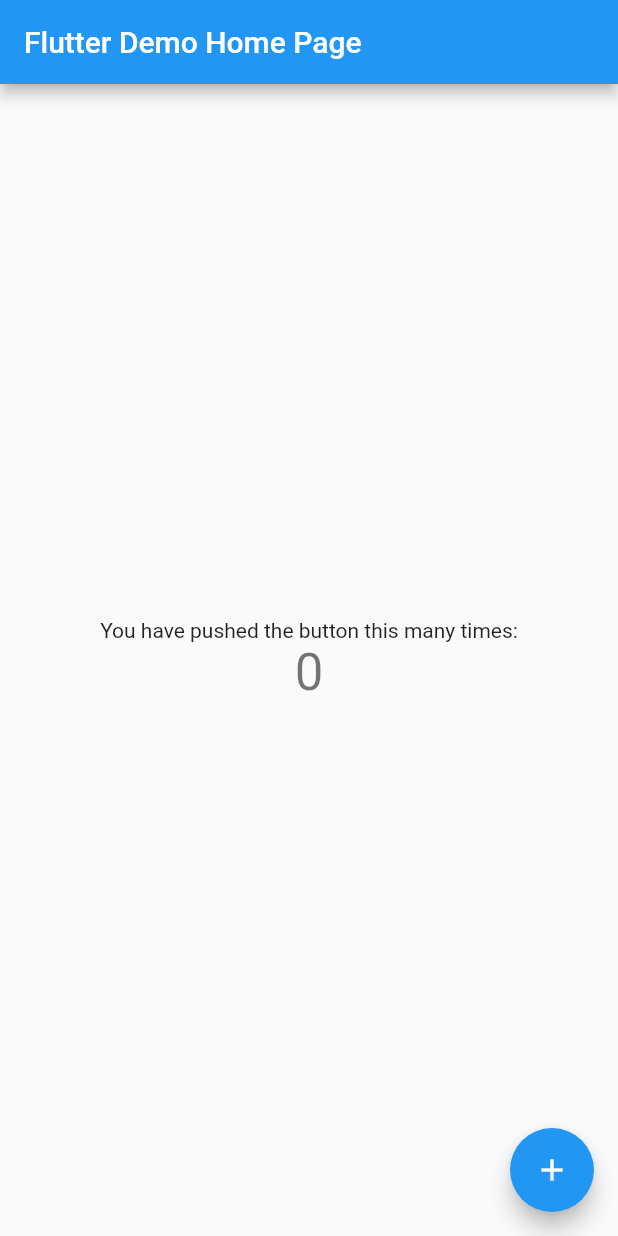
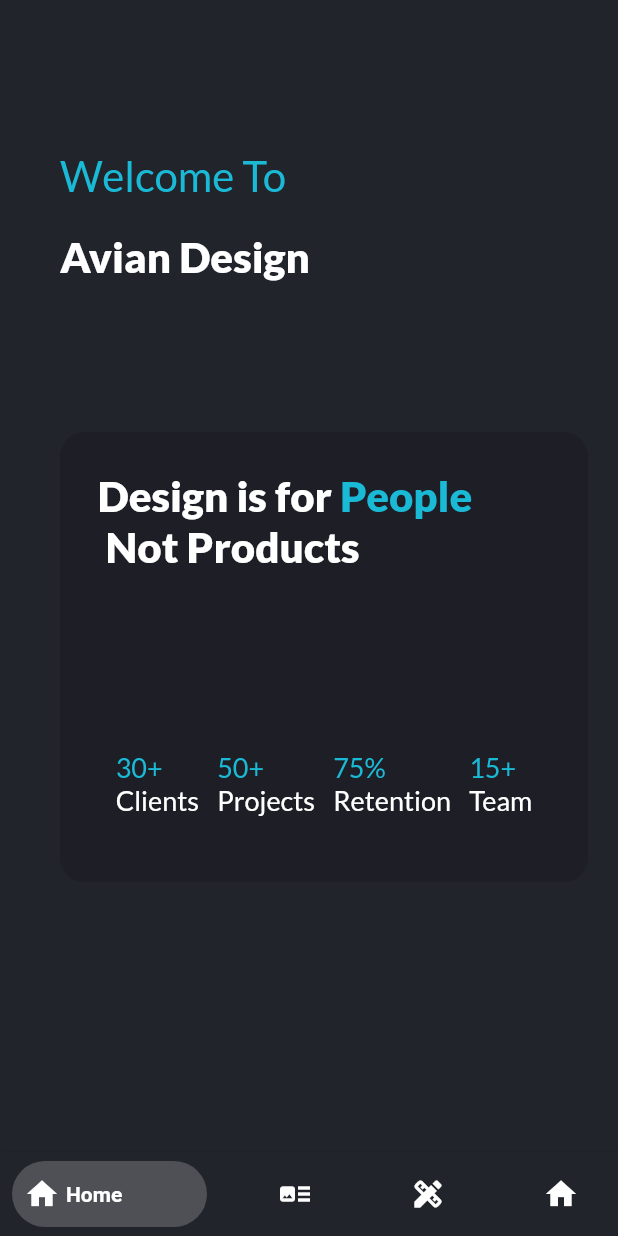
Before and after one commit to QikTech/Task-For-Avian-Design, a Flutter app: the screen it shows after launch, on a phone screen of 412 x 824 dp. Run offline on Flutter 3.47's test engine with Material 2 defaults, Android fonts, the light colour scheme and no system bars; drawn by our look-alikes of bottom_navy_bar; our stand-ins replace google_fonts.

Commit message:
Structure And Home Card Ready

```diff
--- /dev/null
+++ b/lib/colors.dart
@@ -0,0 +1,15 @@
+import 'package:flutter/cupertino.dart';
+
+// Size size;
+//
+// getSize(context){
+//   size=MediaQuery.of(context).size;
+// }
+
+Color bgColor1 = Color(0xFF22242C);
+Color bgColor2 = Color(0xFF1E1F26);
+Color accentt = Color(0xFF1ABAD7);
+Color whitee = Color(0xFFFFFFFF);
+Color yellow = Color(0xFFFED47E);
+Color pink = Color(0xFFFFABC8);
+Color purple = Color(0xFF7768D8);
--- /dev/null
+++ b/lib/landing.dart
@@ -0,0 +1,58 @@
+import 'package:bottom_navy_bar/bottom_navy_bar.dart';
+import 'package:flutter/material.dart';
+import 'package:task_for_avian_design/colors.dart';
+import 'package:task_for_avian_design/screens/home.dart';
+
+class Landing extends StatefulWidget {
+  @override
+  _LandingState createState() => _LandingState();
+}
+
+class _LandingState extends State<Landing> {
+  int currentIndex = 0;
+  List listOfColors = [
+    HomeScreen(),
+    Container(color: Colors.orangeAccent,),
+    Container(color: Colors.redAccent,),
+    Container(color: Colors.greenAccent,),
+  ];
+
+  @override
+  Widget build(BuildContext context) {
+    return Scaffold(
+      backgroundColor: bgColor1,
+      body: listOfColors[currentIndex],
+      bottomNavigationBar: BottomNavyBar(
+        backgroundColor: bgColor1,
+        selectedIndex: currentIndex,
+        onItemSelected: (index) {
+          setState(() {
+            currentIndex = index;
+          });
+        },
+        items: <BottomNavyBarItem>[
+          BottomNavyBarItem(
+            icon: Icon(Icons.home),
+            title: Text('Home'),
+            activeColor: whitee,
+          ),
+          BottomNavyBarItem(
+            icon: Icon(Icons.art_track),
+            title: Text('About'),
+            activeColor: whitee,
+          ),
+          BottomNavyBarItem(
+            icon: Icon(Icons.design_services),
+            title: Text('Services'),
+            activeColor: whitee,
+          ),
+          BottomNavyBarItem(
+            icon: Icon(Icons.home),
+            title: Text('Contact'),
+            activeColor: whitee,
+          ),
+        ],
+      ),
+    );
+  }
+}
--- a/lib/main.dart
+++ b/lib/main.dart
@@ -1,4 +1,5 @@
 import 'package:flutter/material.dart';
+import 'package:task_for_avian_design/landing.dart';
 
 void main() {
   runApp(MyApp());
@@ -11,103 +12,9 @@
     return MaterialApp(
       title: 'Flutter Demo',
       theme: ThemeData(
-        // This is the theme of your application.
-        //
-        // Try running your application with "flutter run". You'll see the
-        // application has a blue toolbar. Then, without quitting the app, try
-        // changing the primarySwatch below to Colors.green and then invoke
-        // "hot reload" (press "r" in the console where you ran "flutter run",
-        // or simply save your changes to "hot reload" in a Flutter IDE).
-        // Notice that the counter didn't reset back to zero; the application
-        // is not restarted.
         primarySwatch: Colors.blue,
       ),
-      home: MyHomePage(title: 'Flutter Demo Home Page'),
+      home: Landing(),
     );
   }
 }
-
-class MyHomePage extends StatefulWidget {
-  MyHomePage({Key? key, required this.title}) : super(key: key);
-
-  // This widget is the home page of your application. It is stateful, meaning
-  // that it has a State object (defined below) that contains fields that affect
-  // how it looks.
-
-  // This class is the configuration for the state. It holds the values (in this
-  // case the title) provided by the parent (in this case the App widget) and
-  // used by the build method of the State. Fields in a Widget subclass are
-  // always marked "final".
-
-  final String title;
-
-  @override
-  _MyHomePageState createState() => _MyHomePageState();
-}
-
-class _MyHomePageState extends State<MyHomePage> {
-  int _counter = 0;
-
-  void _incrementCounter() {
-    setState(() {
-      // This call to setState tells the Flutter framework that something has
-      // changed in this State, which causes it to rerun the build method below
-      // so that the display can reflect the updated values. If we changed
-      // _counter without calling setState(), then the build method would not be
-      // called again, and so nothing would appear to happen.
-      _counter++;
-    });
-  }
-
-  @override
-  Widget build(BuildContext context) {
-    // This method is rerun every time setState is called, for instance as done
-    // by the _incrementCounter method above.
-    //
-    // The Flutter framework has been optimized to make rerunning build methods
-    // fast, so that you can just rebuild anything that needs updating rather
-    // than having to individually change instances of widgets.
-    return Scaffold(
-      appBar: AppBar(
-        // Here we take the value from the MyHomePage object that was created by
-        // the App.build method, and use it to set our appbar title.
-        title: Text(widget.title),
-      ),
-      body: Center(
-        // Center is a layout widget. It takes a single child and positions it
-        // in the middle of the parent.
-        child: Column(
-          // Column is also a layout widget. It takes a list of children and
-          // arranges them vertically. By default, it sizes itself to fit its
-          // children horizontally, and tries to be as tall as its parent.
-          //
-          // Invoke "debug painting" (press "p" in the console, choose the
-          // "Toggle Debug Paint" action from the Flutter Inspector in Android
-          // Studio, or the "Toggle Debug Paint" command in Visual Studio Code)
-          // to see the wireframe for each widget.
-          //
-          // Column has various properties to control how it sizes itself and
-          // how it positions its children. Here we use mainAxisAlignment to
-          // center the children vertically; the main axis here is the vertical
-          // axis because Columns are vertical (the cross axis would be
-          // horizontal).
-          mainAxisAlignment: MainAxisAlignment.center,
-          children: <Widget>[
-            Text(
-              'You have pushed the button this many times:',
-            ),
-            Text(
-              '$_counter',
-              style: Theme.of(context).textTheme.headline4,
-            ),
-          ],
-        ),
-      ),
-      floatingActionButton: FloatingActionButton(
-        onPressed: _incrementCounter,
-        tooltip: 'Increment',
-        child: Icon(Icons.add),
-      ), // This trailing comma makes auto-formatting nicer for build methods.
-    );
-  }
-}
--- /dev/null
+++ b/lib/screens/about.dart
@@ -0,0 +1,4 @@
+import 'package:bottom_navy_bar/bottom_navy_bar.dart';
+import 'package:flutter/material.dart';
+import 'package:task_for_avian_design/colors.dart';
+import 'package:task_for_avian_design/landing.dart';
--- /dev/null
+++ b/lib/screens/contact.dart
@@ -0,0 +1,4 @@
+import 'package:bottom_navy_bar/bottom_navy_bar.dart';
+import 'package:flutter/material.dart';
+import 'package:task_for_avian_design/colors.dart';
+import 'package:task_for_avian_design/landing.dart';
--- /dev/null
+++ b/lib/screens/home.dart
@@ -0,0 +1,165 @@
+import 'package:bottom_navy_bar/bottom_navy_bar.dart';
+import 'package:flutter/material.dart';
+import 'package:google_fonts/google_fonts.dart';
+import 'package:task_for_avian_design/colors.dart';
+import 'package:task_for_avian_design/landing.dart';
+
+class HomeScreen extends StatefulWidget {
+  @override
+  _HomeScreenState createState() => _HomeScreenState();
+}
+
+class _HomeScreenState extends State<HomeScreen> {
+  @override
+  Widget build(BuildContext context) {
+    return Padding(
+      padding: const EdgeInsets.fromLTRB(40, 100, 20, 20),
+      child: Column(
+        crossAxisAlignment: CrossAxisAlignment.start,
+        children: [
+          Text('Welcome To',
+              style: GoogleFonts.lato(
+                fontSize: 28,
+                color: accentt,
+                fontWeight: FontWeight.normal,
+              )),
+          SizedBox(
+            height: 20,
+          ),
+          Text('Avian Design',
+              style: GoogleFonts.lato(
+                fontSize: 28,
+                color: whitee,
+                fontWeight: FontWeight.w800,
+              )),
+          SizedBox(
+            height: 100,
+          ),
+          Container(
+            height: 300,
+            width: 400,
+            decoration: new BoxDecoration(
+              color: bgColor2,
+              borderRadius: new BorderRadius.circular(16.0),
+            ),
+            child: Padding(
+              padding: const EdgeInsets.all(25.0),
+              child: Column(
+                crossAxisAlignment: CrossAxisAlignment.start,
+                children: [
+                  Expanded(
+                    flex: 3,
+                    child: RichText(
+                      textAlign: TextAlign.left,
+                      text: TextSpan(
+                        // text: 'Design is for ',
+                        children: <TextSpan>[
+                          TextSpan(
+                              text: 'Design is for ',
+                              style: GoogleFonts.lato(
+                                fontSize: 28,
+                                color: whitee,
+                                fontWeight: FontWeight.w800,
+                              )),
+                          TextSpan(
+                              text: 'People',
+                              style: GoogleFonts.lato(
+                                fontSize: 28,
+                                color: accentt,
+                                fontWeight: FontWeight.w800,
+                              )),
+                          TextSpan(
+                              text: '\n Not Products',
+                              style: GoogleFonts.lato(
+                                fontSize: 28,
+                                color: whitee,
+                                fontWeight: FontWeight.w800,
+                              )),
+                        ],
+                      ),
+                    ),
+                  ),
+                  // SizedBox(height: 100,),
+                  Expanded(
+                    flex: 1,
+                    child: Row(mainAxisAlignment: MainAxisAlignment.spaceEvenly,
+                      children: [
+                      Column(
+                        crossAxisAlignment: CrossAxisAlignment.start,
+                        children: [
+                        Text('30+',
+                            style: GoogleFonts.lato(
+                              fontSize: 18,
+                              color: accentt,
+                              fontWeight: FontWeight.w400,
+                            )),
+                        Text('Clients',
+                            style: GoogleFonts.lato(
+                              fontSize: 18,
+                              color: whitee,
+                              fontWeight: FontWeight.w400,
+                            )),
+                      ],),
+
+                        Column(
+                          crossAxisAlignment: CrossAxisAlignment.start,
+                          children: [
+                            Text('50+',
+                                style: GoogleFonts.lato(
+                                  fontSize: 18,
+                                  color: accentt,
+                                  fontWeight: FontWeight.w400,
+                                )),
+                            Text('Projects',
+                                style: GoogleFonts.lato(
+                                  fontSize: 18,
+                                  color: whitee,
+                                  fontWeight: FontWeight.w400,
+                                )),
+                          ],),
+
+                        Column(
+                          crossAxisAlignment: CrossAxisAlignment.start,
+                          children: [
+                            Text('75%',
+                                style: GoogleFonts.lato(
+                                  fontSize: 18,
+                                  color: accentt,
+                                  fontWeight: FontWeight.w400,
+                                )),
+                            Text('Retention',
+                                style: GoogleFonts.lato(
+                                  fontSize: 18,
+                                  color: whitee,
+                                  fontWeight: FontWeight.w400,
+                                )),
+                          ],),
+
+                        Column(
+                          crossAxisAlignment: CrossAxisAlignment.start,
+                          children: [
+                            Text('15+',
+                                style: GoogleFonts.lato(
+                                  fontSize: 18,
+                                  color: accentt,
+                                  fontWeight: FontWeight.w400,
+                                )),
+                            Text('Team',
+                                style: GoogleFonts.lato(
+                                  fontSize: 18,
+                                  color: whitee,
+                                  fontWeight: FontWeight.w400,
+                                )),
+                          ],),
+                      ],
+                    ),
+                  ),
+                ],
+              ),
+            ),
+          ),
+        ],
+      ),
+    );
+  }
+}
--- /dev/null
+++ b/lib/screens/services.dart
@@ -0,0 +1,4 @@
+import 'package:bottom_navy_bar/bottom_navy_bar.dart';
+import 'package:flutter/material.dart';
+import 'package:task_for_avian_design/colors.dart';
+import 'package:task_for_avian_design/landing.dart';
--- a/pubspec.yaml
+++ b/pubspec.yaml
@@ -28,6 +28,8 @@
   # The following adds the Cupertino Icons font to your application.
   # Use with the CupertinoIcons class for iOS style icons.
   cupertino_icons: ^1.0.2
+  bottom_navy_bar: ^6.0.0
+  google_fonts: ^2.1.0
 
 dev_dependencies:
   flutter_test:
```
Also changed, not shown: pubspec.lock.
